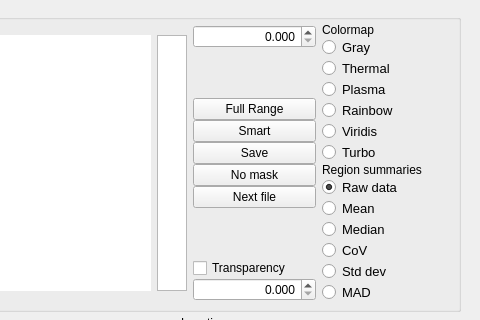
bbfrederick/rapidtide, file rapidtide/tidepoolTemplate.ui: the form before one commit; both pictures show x 649 to 1129 and y 0 to 320 of the 1129 by 909 pixel window.
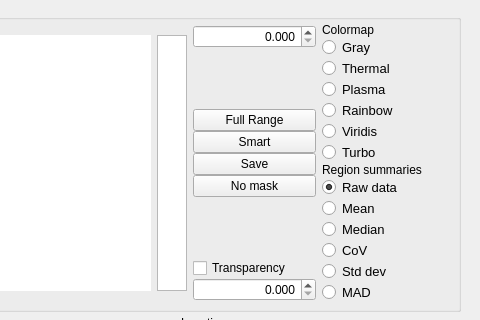
The form after the commit. Custom widgets are drawn as their Qt base class.

Commit message: Removed Next File button from templates

```diff
--- a/rapidtide/tidepoolTemplate.ui
+++ b/rapidtide/tidepoolTemplate.ui
@@ -341,13 +341,6 @@
           </property>
          </widget>
         </item>
-        <item>
-         <widget class="QPushButton" name="nextFile_Button">
-          <property name="text">
-           <string>Next file</string>
-          </property>
-         </widget>
-        </item>
         <item>
          <spacer name="verticalSpacer_2">
           <property name="orientation">
```
The commit also changes 9 other files.
